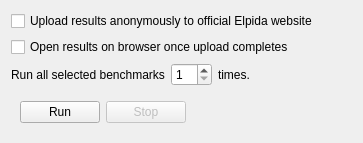
The window that apps/Qt/Views/BenchmarkRunnerControlsView/BenchmarkRunnerControlsView.ui (klapeto/elpida) describes before a commit, drawn with Qt 5.
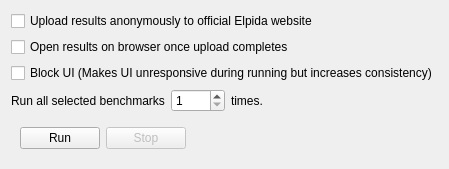
The same window after the commit.

What changed in the file:
```diff
--- a/apps/Qt/Views/BenchmarkRunnerControlsView/BenchmarkRunnerControlsView.ui
+++ b/apps/Qt/Views/BenchmarkRunnerControlsView/BenchmarkRunnerControlsView.ui
@@ -2,6 +2,14 @@
 <ui version="4.0">
  <class>Elpida::BenchmarkRunnerControlsView</class>
  <widget class="QWidget" name="Elpida::BenchmarkRunnerControlsView">
+  <property name="geometry">
+   <rect>
+    <x>0</x>
+    <y>0</y>
+    <width>358</width>
+    <height>136</height>
+   </rect>
+  </property>
   <property name="windowTitle">
    <string>Form</string>
   </property>
@@ -20,6 +28,13 @@
      </property>
     </widget>
    </item>
+   <item>
+    <widget class="QCheckBox" name="chkBlockUI">
+     <property name="text">
+      <string>Block UI (Makes UI unresponsive during running but increases consistency)</string>
+     </property>
+    </widget>
+   </item>
    <item>
     <layout class="QHBoxLayout" name="horizontalLayout_2">
      <item>
@@ -34,6 +49,9 @@
        <property name="minimum">
         <number>1</number>
        </property>
+       <property name="maximum">
+        <number>1000</number>
+       </property>
       </widget>
      </item>
      <item>
```
